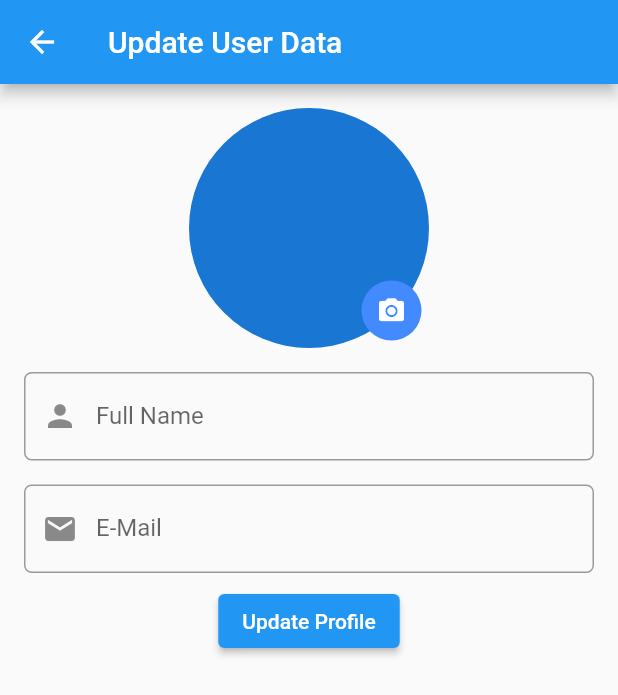
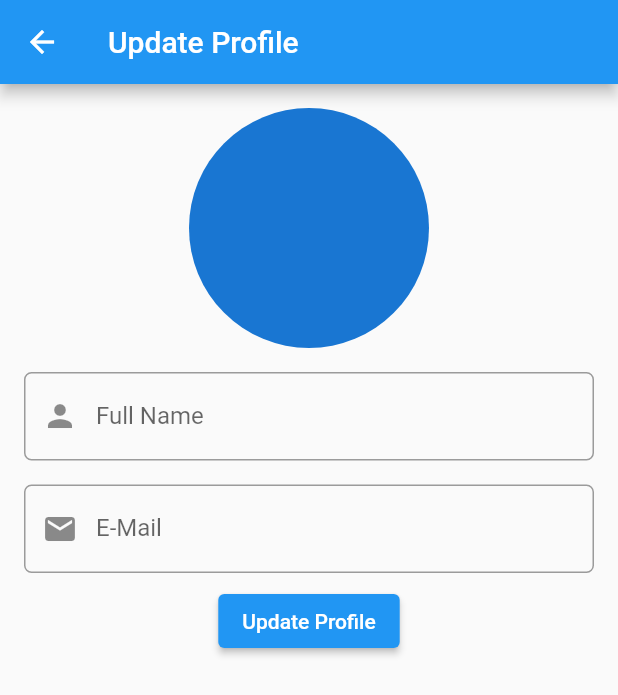
Before and after one commit to jaiswal4sudeep/Firebase-CRUD, a Flutter app: the UpdateData screen opened directly with empty values, on a phone screen of 412 x 824 dp. Shown: the top 695 px of the screen. Run offline on Flutter 3.47's test engine with Material 2 defaults, Android fonts, the phone set to English and light mode, and no system bars; our stand-ins replace cloud_firestore, firebase_core, flutter_hooks, flutter_slidable, fluttertoast, hooks_riverpod; accounts and stored records are empty.

```diff
--- a/lib/pages/update_data_page.dart
+++ b/lib/pages/update_data_page.dart
@@ -29,7 +29,7 @@ class UpdateData extends HookConsumerWidget {
 
     return Scaffold(
       appBar: AppBar(
-        title: const Text('Update User Data'),
+        title: const Text('Update Profile'),
         leading: IconButton(
           icon: const Icon(Icons.arrow_back),
           onPressed: () {
@@ -43,9 +43,7 @@ class UpdateData extends HookConsumerWidget {
           children: <Widget>[
             Padding(
               padding: const EdgeInsets.all(8.0),
-              child: Stack(
-                children: <Widget>[
-                  CircleAvatar(
+              child: CircleAvatar(
                 radius: 80,
                 child: Text(
                   _avatar.value,
@@ -55,24 +53,6 @@ class UpdateData extends HookConsumerWidget {
                     fontWeight: FontWeight.bold,
                   ),
                 ),
-                  ),
-                  Positioned(
-                    bottom: 5,
-                    right: 5,
-                    child: CircleAvatar(
-                      radius: 20,
-                      backgroundColor: Colors.blueAccent,
-                      child: IconButton(
-                        onPressed: () {},
-                        icon: const Icon(
-                          Icons.camera_alt,
-                          size: 20,
-                          color: Colors.white,
-                        ),
-                      ),
-                    ),
-                  ),
-                ],
               ),
             ),
             Form(
@@ -154,7 +134,7 @@ class UpdateData extends HookConsumerWidget {
                             )
                             .then(
                               (value) =>
-                                  Fluttertoast.showToast(msg: "Data Updated")
+                                  Fluttertoast.showToast(msg: "Profile Updated")
                                       .then(
                                 (value) => Navigator.of(context).pop(),
                               ),
```
Also changed, not shown: lib/model/usermodel.dart (deleted, +0 -25 lines), lib/pages/create_data_page.dart (+1 -21 lines), lib/pages/dashboard.dart (+0 -7 lines). Lines whose indentation alone changed are shown as unchanged.
